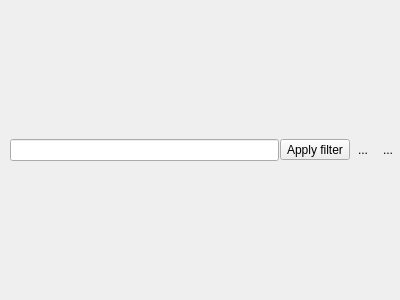
First picture: the form in Viewer/src/TextFilterWidget.ui, repository ecmwf/ecflow, before the edit.
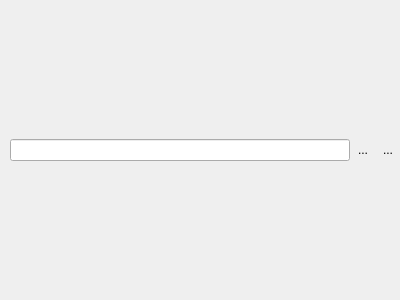
Second picture: the form after the edit. Icons and pictures are not drawn.

Commit message: ecFlowUI: add regexp based line filter to text viewer in Output panel ECFLOW-1169

The edit to the form file:
```diff
--- a/Viewer/src/TextFilterWidget.ui
+++ b/Viewer/src/TextFilterWidget.ui
@@ -13,7 +13,7 @@
   <property name="windowTitle">
    <string>Form</string>
   </property>
-  <layout class="QHBoxLayout" name="horizontalLayout" stretch="0,0,1,0,0,0">
+  <layout class="QHBoxLayout" name="horizontalLayout" stretch="0,0,1,0,0">
    <property name="spacing">
     <number>1</number>
    </property>
@@ -55,23 +55,6 @@
    <item>
     <widget class="QLineEdit" name="le_"/>
    </item>
-   <item>
-    <widget class="QToolButton" name="runTb_">
-     <property name="toolTip">
-      <string>Run filter</string>
-     </property>
-     <property name="text">
-      <string>Apply filter</string>
-     </property>
-     <property name="icon">
-      <iconset resource="viewer.qrc">
-       <normaloff>:/viewer/submit_round.svg</normaloff>:/viewer/submit_round.svg</iconset>
-     </property>
-     <property name="toolButtonStyle">
-      <enum>Qt::ToolButtonTextBesideIcon</enum>
-     </property>
-    </widget>
-   </item>
    <item>
     <widget class="QToolButton" name="confTb_">
      <property name="text">
```
The commit also changes 15 other files.
